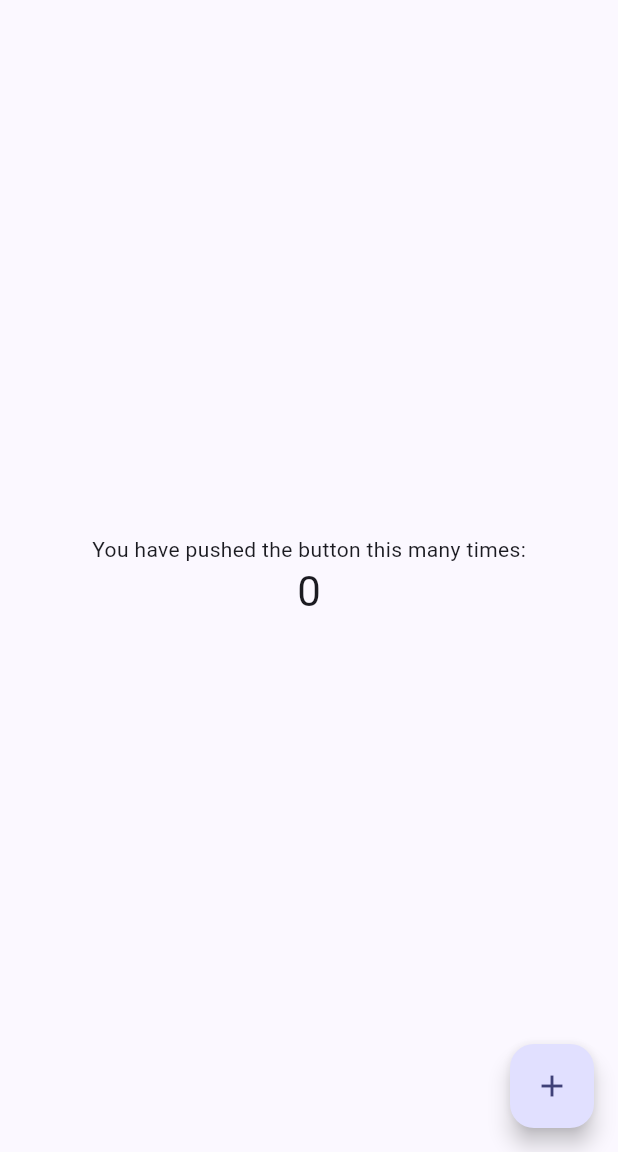
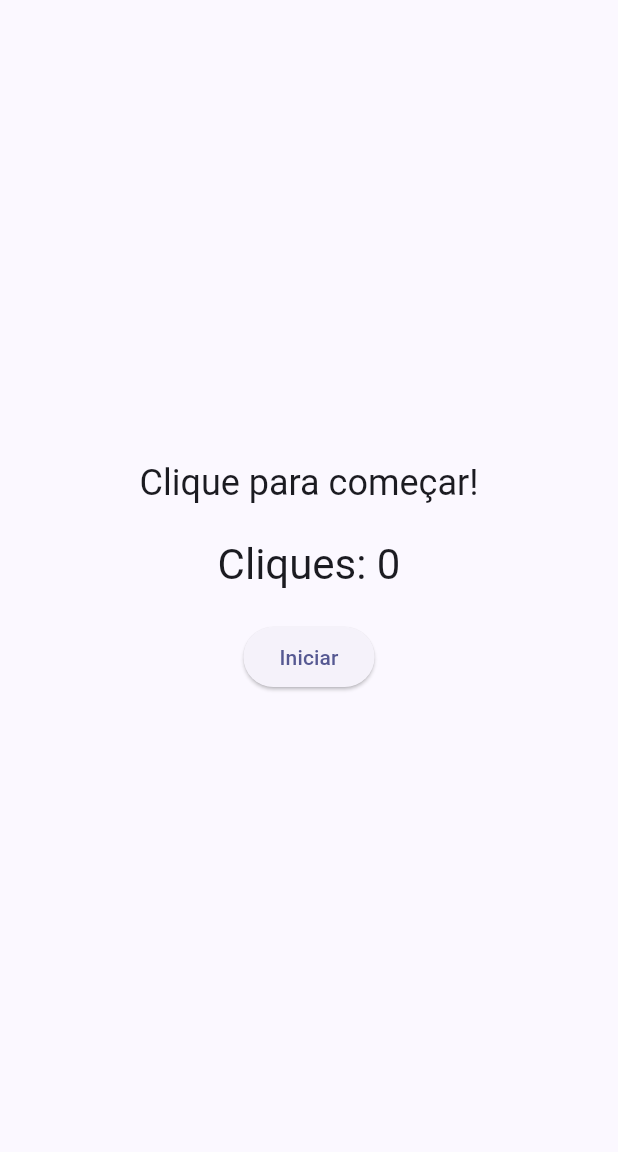
Before and after one commit to viniciusaraujo2405/ProjetoFlutter, a Flutter app: the screen it shows after launch, on a phone screen of 412 x 824 dp, the part 84-1236 px from its top. Run offline on Flutter 3.47's test engine with Material 3 defaults, Android fonts, the phone set to English and light mode, and no system bars.

Commit message:
Finalizando a aplicacao de Click SpeedTest

```diff
--- a/lib/main.dart
+++ b/lib/main.dart
@@ -59,95 +59,97 @@ class _MyHomePageState extends State<MyHomePage> {
   int _counter = 0; // Contador de cliques
   bool _isPlaying = false; // Indica se o teste está ativo
   int _timeLeft = 10; // Tempo restante em segundos
+  String _message = 'Clique para começar!'; // Mensagem para o usuário
   Timer? _timer; // Referência ao Timer
+  bool _isButtonDisabled = false; // Controle do estado do botão
 
+  // Função para iniciar o jogo
   void _startGame() {
     setState(() {
       _counter = 0; // Reseta o contador
-      _timeLeft = 10; // Define o tempo inicial
+      _timeLeft = 15; // Define o tempo inicial
       _isPlaying = true; // Inicia o jogo
+      _message = 'Tempo restante: $_counter segundos';
+      _isButtonDisabled = false; // Habilita o botão para contar os cliques
     });
 
-  _timer = Timer.periodic(const Duration(seconds: 1), (timer) {
+    // Timer para diminuir o tempo
+    _timer = Timer.periodic(const Duration(seconds: 1), (timer) {
       setState(() {
-        _timeLeft--;
+
+        _message = 'Tempo restante: $_timeLeft segundos';
+
       });
+
       if (_timeLeft <= 0) {
         _endGame();
       }
     });
   }
 
+  // Função para finalizar o jogo
   void _endGame() {
     setState(() {
       _isPlaying = false; // Finaliza o jogo
+      _isButtonDisabled = true;
+      if(_counter<50){
+        _message = 'Péssimo, você só fez $_counter cliques!';
+      }
+      if(_counter>=50 && _counter<=100){
+        _message = 'Mediano, você fez $_counter cliques!';// Desabilita o botão para impedir novos cliques
+    }
+      if(_counter>100){
+        _message = 'Craque! você fez $_counter cliques!';
+      }
+      });
+
+
+    _timer?.cancel(); // Para o Timer
+
+    // Após 3 segundos, habilita o botão para iniciar um novo jogo
+    Future.delayed(Duration(seconds: 3), () {
+      setState(() {
+        _isButtonDisabled = false; // Habilita o botão novamente
+         // Mensagem para iniciar o jogo
+      });
     });
-    _timer?.cancel(); // Para o Timer
   }
 
+  // Função para incrementar o contador de cliques
   void _incrementCounter() {
     setState(() {
-      // This call to setState tells the Flutter framework that something has
-      // changed in this State, which causes it to rerun the build method below
-      // so that the display can reflect the updated values. If we changed
-      // _counter without calling setState(), then the build method would not be
-      // called again, and so nothing would appear to happen.
       _counter++;
     });
   }
 
   @override
   Widget build(BuildContext context) {
-    // This method is rerun every time setState is called, for instance as done
-    // by the _incrementCounter method above.
-    //
-    // The Flutter framework has been optimized to make rerunning build methods
-    // fast, so that you can just rebuild anything that needs updating rather
-    // than having to individually change instances of widgets.
     return Scaffold(
       appBar: AppBar(
-        // TRY THIS: Try changing the color here to a specific color (to
-        // Colors.amber, perhaps?) and trigger a hot reload to see the AppBar
-        // change color while the other colors stay the same.
         backgroundColor: Theme.of(context).colorScheme.inversePrimary,
-        // Here we take the value from the MyHomePage object that was created by
-        // the App.build method, and use it to set our appbar title.
         title: Text(widget.title),
       ),
       body: Center(
-        // Center is a layout widget. It takes a single child and positions it
-        // in the middle of the parent.
         child: Column(
-          // Column is also a layout widget. It takes a list of children and
-          // arranges them vertically. By default, it sizes itself to fit its
-          // children horizontally, and tries to be as tall as its parent.
-          //
-          // Column has various properties to control how it sizes itself and
-          // how it positions its children. Here we use mainAxisAlignment to
-          // center the children vertically; the main axis here is the vertical
-          // axis because Columns are vertical (the cross axis would be
-          // horizontal).
-          //
-          // TRY THIS: Invoke "debug painting" (choose the "Toggle Debug Paint"
-          // action in the IDE, or press "p" in the console), to see the
-          // wireframe for each widget.
           mainAxisAlignment: MainAxisAlignment.center,
           children: <Widget>[
-            const Text(
-              'You have pushed the button this many times:',
+            Text(
+              _message,
+              style: Theme.of(context).textTheme.headlineSmall,
             ),
+            const SizedBox(height: 20),
             Text(
-              '$_counter',
+              'Cliques: $_counter',
               style: Theme.of(context).textTheme.headlineMedium,
+            ),
+            const SizedBox(height: 20),
+            ElevatedButton(
+              onPressed: _isButtonDisabled ? null : (_isPlaying ? _incrementCounter : _startGame),
+              child: Text(_isPlaying ? 'Clique!' : (_isButtonDisabled ? 'Aguarde...' : 'Iniciar')),
             ),
           ],
         ),
       ),
-      floatingActionButton: FloatingActionButton(
-        onPressed: _incrementCounter,
-        tooltip: 'Increment',
-        child: const Icon(Icons.add),
-      ), // This trailing comma makes auto-formatting nicer for build methods.
     );
   }
 }
```
